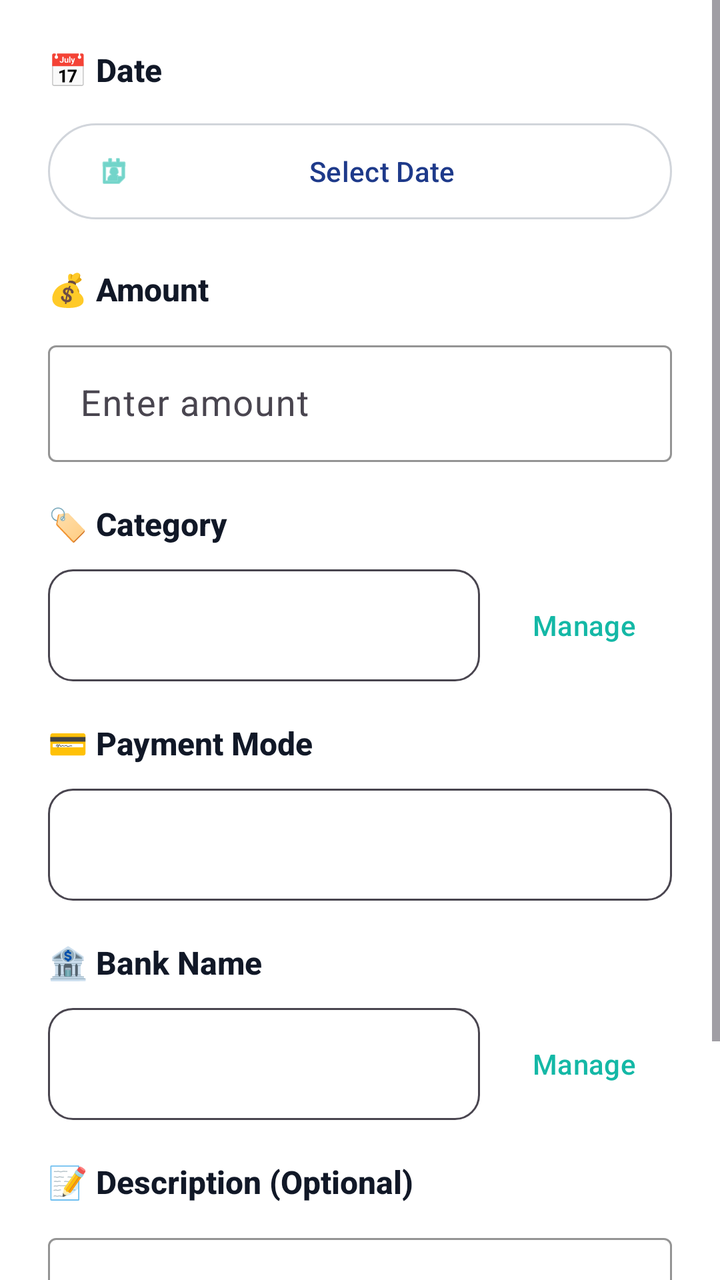
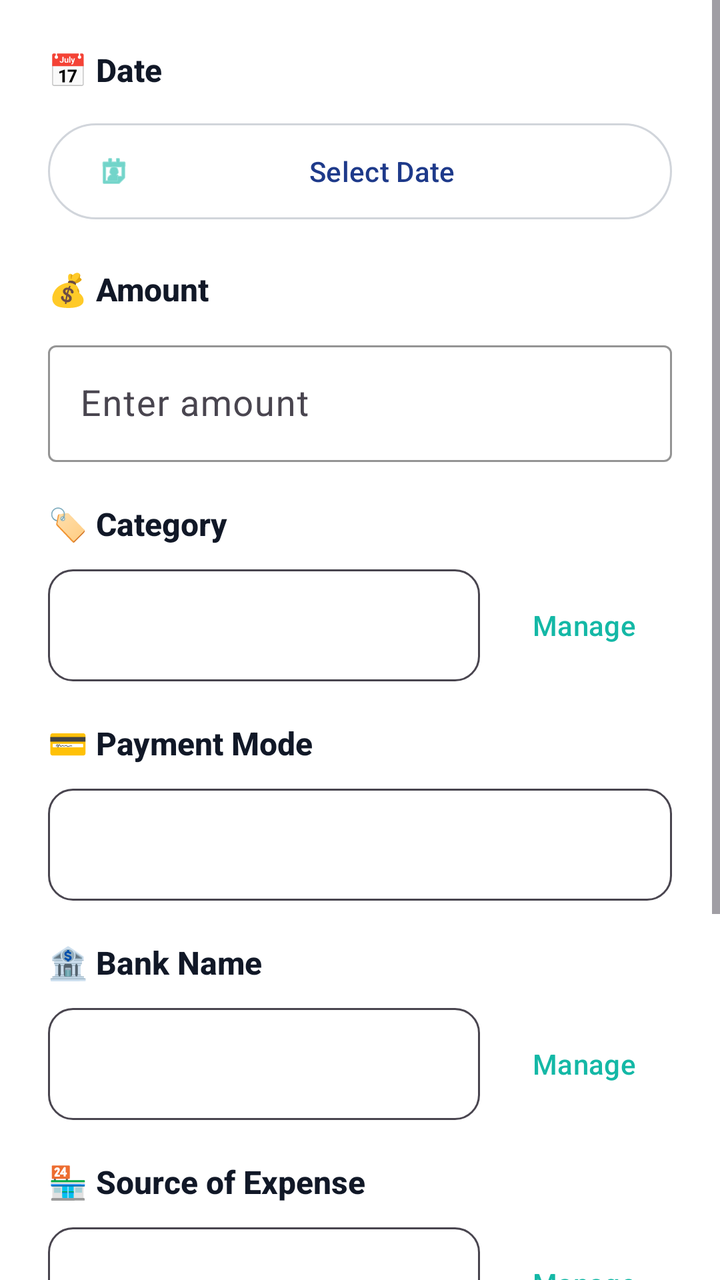

Screens rendered from an Android XML layout before and after an edit, with the pre-edit source and the edit as a unified diff.
<!-- AndroidManifest.xml: application theme Theme.ExpenseTracker.Timeless -->
<!-- res/layout/dialog_add_expense.xml -->
<?xml version="1.0" encoding="utf-8"?>
<ScrollView 
    xmlns:android="http://schemas.android.com/apk/res/android"
    xmlns:app="http://schemas.android.com/apk/res-auto"
    android:layout_width="match_parent"
    android:layout_height="wrap_content"
    android:background="@color/light_background">

    <LinearLayout
        android:layout_width="match_parent"
        android:layout_height="wrap_content"
        android:orientation="vertical"
        android:padding="24dp">

        
        <TextView
            android:layout_width="wrap_content"
            android:layout_height="wrap_content"
            android:text="📅 Date"
            android:textStyle="bold"
            android:textSize="16sp"
            android:textColor="@color/timeless_text_primary"
            android:fontFamily="sans-serif-medium"
            android:layout_marginBottom="12dp" />

        <com.google.android.material.button.MaterialButton
            android:id="@+id/btnSelectDate"
            android:layout_width="match_parent"
            android:layout_height="56dp"
            android:text="Select Date"
            android:textAllCaps="false"
            android:textColor="@color/navy_primary"
            app:icon="@android:drawable/ic_menu_my_calendar"
            app:iconTint="@color/teal_accent"
            app:iconGravity="start"
            style="@style/Widget.Material3.Button.OutlinedButton"
            app:strokeColor="@color/gray_300"
            android:layout_marginBottom="20dp" />

        
        <TextView
            android:layout_width="wrap_content"
            android:layout_height="wrap_content"
            android:text="💰 Amount"
            android:textStyle="bold"
            android:textSize="16sp"
            android:textColor="@color/timeless_text_primary"
            android:fontFamily="sans-serif-medium"
            android:layout_marginBottom="12dp" />

        <com.google.android.material.textfield.TextInputLayout
            android:layout_width="match_parent"
            android:layout_height="wrap_content"
            android:hint="Enter amount"
            style="@style/Widget.Material3.TextInputLayout.OutlinedBox"
            app:prefixText="₹ "
            app:prefixTextColor="@color/teal_accent"
            app:boxStrokeColor="@color/teal_accent"
            app:hintTextColor="@color/gray_600"
            android:layout_marginBottom="20dp">

            <com.google.android.material.textfield.TextInputEditText
                android:id="@+id/etAmount"
                android:layout_width="match_parent"
                android:layout_height="wrap_content"
                android:inputType="numberDecimal"
                android:textSize="18sp"
                android:textColor="@color/timeless_text_primary" />

        </com.google.android.material.textfield.TextInputLayout>

        
        <TextView
            android:layout_width="wrap_content"
            android:layout_height="wrap_content"
            android:text="🏷️ Category"
            android:textStyle="bold"
            android:textSize="16sp"
            android:textColor="@color/timeless_text_primary"
            android:fontFamily="sans-serif-medium"
            android:layout_marginBottom="12dp" />

        <LinearLayout
            android:layout_width="match_parent"
            android:layout_height="wrap_content"
            android:orientation="horizontal"
            android:layout_marginBottom="20dp">

            <Spinner
                android:id="@+id/spinnerCategory"
                android:layout_width="0dp"
                android:layout_height="56dp"
                android:layout_weight="1"
                android:background="@drawable/bg_spinner_outline"
                android:padding="12dp" />

            <com.google.android.material.button.MaterialButton
                android:id="@+id/btnManageCategories"
                android:layout_width="wrap_content"
                android:layout_height="56dp"
                android:text="Manage"
                android:textAllCaps="false"
                android:textColor="@color/teal_accent"
                android:layout_marginStart="8dp"
                style="@style/Widget.Material3.Button.TextButton" />

        </LinearLayout>

        
        <TextView
            android:layout_width="wrap_content"
            android:layout_height="wrap_content"
            android:text="💳 Payment Mode"
            android:textStyle="bold"
            android:textSize="16sp"
            android:textColor="@color/timeless_text_primary"
            android:fontFamily="sans-serif-medium"
            android:layout_marginBottom="12dp" />

        <Spinner
            android:id="@+id/spinnerPaymentMode"
            android:layout_width="match_parent"
            android:layout_height="56dp"
            android:background="@drawable/bg_spinner_outline"
            android:padding="12dp"
            android:layout_marginBottom="20dp" />

        
        <LinearLayout
            android:id="@+id/layoutBankUpi"
            android:layout_width="match_parent"
            android:layout_height="wrap_content"
            android:orientation="vertical"
            android:visibility="visible">

            <TextView
                android:id="@+id/tvBankUpiLabel"
                android:layout_width="wrap_content"
                android:layout_height="wrap_content"
                android:text="🏦 Bank Name"
                android:textStyle="bold"
                android:textSize="16sp"
                android:textColor="@color/timeless_text_primary"
                android:fontFamily="sans-serif-medium"
                android:layout_marginBottom="12dp" />

            <LinearLayout
                android:layout_width="match_parent"
                android:layout_height="wrap_content"
                android:orientation="horizontal"
                android:layout_marginBottom="20dp">

                <Spinner
                    android:id="@+id/spinnerBankUpi"
                    android:layout_width="0dp"
                    android:layout_height="56dp"
                    android:layout_weight="1"
                    android:background="@drawable/bg_spinner_outline"
                    android:padding="12dp" />

                <com.google.android.material.button.MaterialButton
                    android:id="@+id/btnManageBankUpi"
                    android:layout_width="wrap_content"
                    android:layout_height="56dp"
                    android:text="Manage"
                    android:textAllCaps="false"
                    android:textColor="@color/teal_accent"
                    android:layout_marginStart="8dp"
                    style="@style/Widget.Material3.Button.TextButton" />

            </LinearLayout>

        </LinearLayout>

        
        <TextView
            android:layout_width="wrap_content"
            android:layout_height="wrap_content"
            android:text="📝 Description (Optional)"
            android:textStyle="bold"
            android:textSize="16sp"
            android:textColor="@color/timeless_text_primary"
            android:fontFamily="sans-serif-medium"
            android:layout_marginBottom="12dp" />

        <com.google.android.material.textfield.TextInputLayout
            android:layout_width="match_parent"
            android:layout_height="wrap_content"
            android:hint="Add notes"
            style="@style/Widget.Material3.TextInputLayout.OutlinedBox"
            app:boxStrokeColor="@color/teal_accent"
            app:hintTextColor="@color/gray_600"
            android:layout_marginBottom="24dp">

            <com.google.android.material.textfield.TextInputEditText
                android:id="@+id/etDescription"
                android:layout_width="match_parent"
                android:layout_height="wrap_content"
                android:inputType="textCapSentences|textMultiLine"
                android:maxLines="3"
                android:textColor="@color/timeless_text_primary" />

        </com.google.android.material.textfield.TextInputLayout>

        
        <LinearLayout
            android:layout_width="match_parent"
            android:layout_height="wrap_content"
            android:orientation="horizontal"
            android:gravity="end"
            android:layout_marginTop="8dp">

            <com.google.android.material.button.MaterialButton
                android:id="@+id/btnCancel"
                android:layout_width="wrap_content"
                android:layout_height="56dp"
                android:text="Cancel"
                android:textAllCaps="false"
                android:textColor="@color/gray_600"
                style="@style/Widget.Material3.Button.TextButton"
                android:layout_marginEnd="12dp" />

            <com.google.android.material.button.MaterialButton
                android:id="@+id/btnSave"
                android:layout_width="wrap_content"
                android:layout_height="56dp"
                android:text="Save Expense"
                android:textAllCaps="false"
                android:backgroundTint="@color/teal_accent"
                android:textColor="@color/white"
                android:paddingStart="32dp"
                android:paddingEnd="32dp"
                app:cornerRadius="12dp" />

        </LinearLayout>

    </LinearLayout>

</ScrollView>
<!-- resources referenced by this layout -->
<resources>
  <color name="gray_300">#D1D5DB</color>
  <color name="gray_600">#4B5563</color>
  <color name="light_background">#FFFFFF</color>
  <color name="navy_primary">#1E3A8A</color>
  <color name="teal_accent">#14B8A6</color>
  <color name="timeless_text_primary">#111827</color>
  <color name="white">#FFFFFFFF</color>
  <!-- drawable bg_spinner_outline (drawable) -->
  <?xml version="1.0" encoding="utf-8"?>
  <shape xmlns:android="http://schemas.android.com/apk/res/android">
      <solid android:color="@android:color/transparent" />
      <corners android:radius="12dp" />
      <stroke android:width="1dp" android:color="?android:attr/textColorSecondary" />
  </shape>
  <style name="Theme.ExpenseTracker.Timeless" parent="Theme.Material3.Light.NoActionBar">
          <item name="colorPrimary">@color/timeless_charcoal</item>
          <item name="colorOnPrimary">@color/timeless_white</item>
          <item name="colorSecondary">@color/timeless_gold</item>
          <item name="colorOnSecondary">@color/timeless_white</item>
          <item name="android:colorBackground">@color/timeless_white</item>
          <item name="colorSurface">@color/timeless_white</item>
          <item name="colorOnSurface">@color/timeless_text_primary</item>
          
          
          <item name="android:statusBarColor">@color/timeless_white</item>
          <item name="android:windowLightStatusBar">true</item>
          
          
          <item name="android:navigationBarColor">@color/timeless_white</item>
          <item name="android:windowLightNavigationBar">true</item>
      </style>
  <color name="timeless_charcoal">#111827</color>
  <color name="timeless_white">#FFFFFF</color>
  <color name="timeless_gold">#14B8A6</color>
</resources>

<!-- the commit's change to res/layout/dialog_add_expense.xml (unified diff, before → after) -->
@@ -176,6 +176,43 @@
         <TextView
             android:layout_width="wrap_content"
             android:layout_height="wrap_content"
+            android:text="🏪 Source of Expense"
+            android:textStyle="bold"
+            android:textSize="16sp"
+            android:textColor="@color/timeless_text_primary"
+            android:fontFamily="sans-serif-medium"
+            android:layout_marginBottom="12dp" />
+
+        <LinearLayout
+            android:layout_width="match_parent"
+            android:layout_height="wrap_content"
+            android:orientation="horizontal"
+            android:layout_marginBottom="20dp">
+
+            <Spinner
+                android:id="@+id/spinnerExpenseSource"
+                android:layout_width="0dp"
+                android:layout_height="56dp"
+                android:layout_weight="1"
+                android:background="@drawable/bg_spinner_outline"
+                android:padding="12dp" />
+
+            <com.google.android.material.button.MaterialButton
+                android:id="@+id/btnManageExpenseSources"
+                android:layout_width="wrap_content"
+                android:layout_height="56dp"
+                android:text="Manage"
+                android:textAllCaps="false"
+                android:textColor="@color/teal_accent"
+                android:layout_marginStart="8dp"
+                style="@style/Widget.Material3.Button.TextButton" />
+
+        </LinearLayout>
+
+        
+        <TextView
+            android:layout_width="wrap_content"
+            android:layout_height="wrap_content"
             android:text="📝 Description (Optional)"
             android:textStyle="bold"
             android:textSize="16sp"
